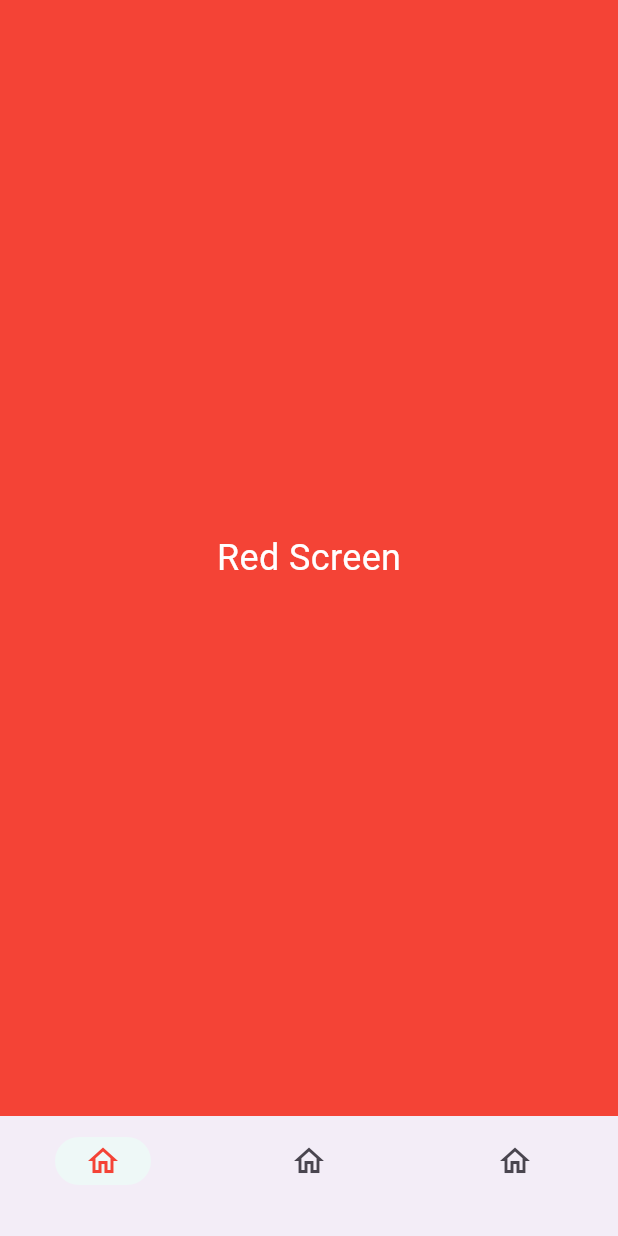
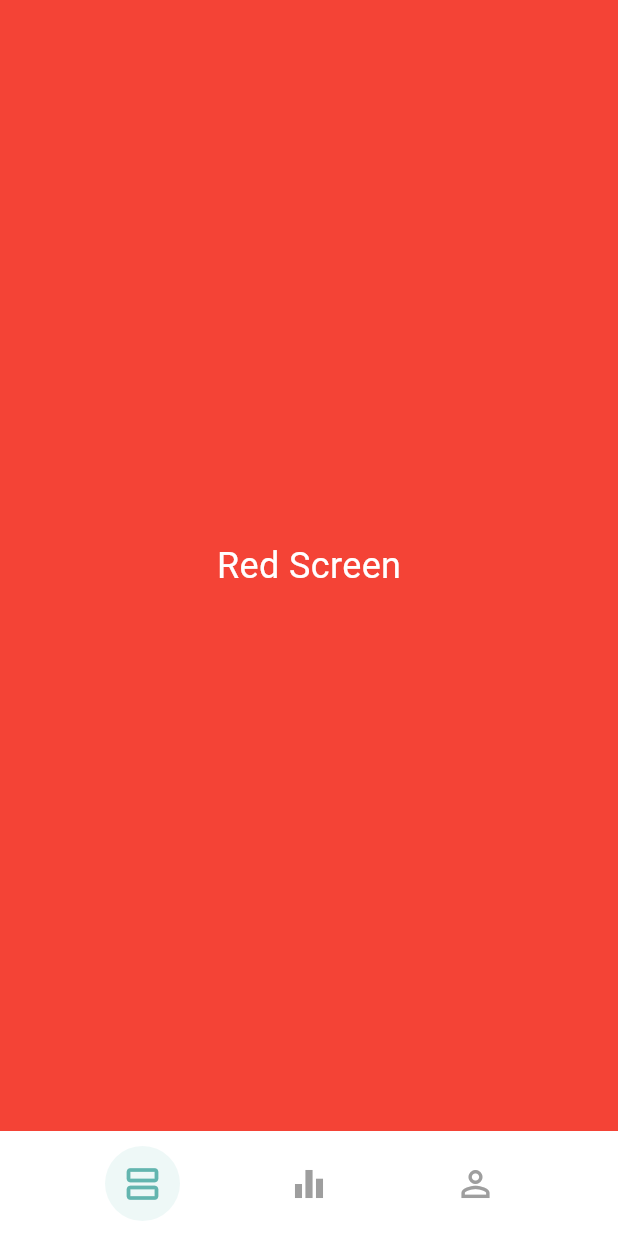
Before and after one commit to FirmianoGit/To-do-tasks-mobile-flutter, a Flutter app: the screen it shows after launch, on a phone screen of 412 x 824 dp. Run offline on Flutter 3.47's test engine with Material 3 defaults, Android fonts, the phone set to English and light mode, and no system bars; our stand-ins replace go_router.

Commit message:
feat: Criada uma bottonNavBar personalizada para o app, o widget nativo tinha restrições na estilização.

```diff
--- a/financy/lib/routing/router.dart
+++ b/financy/lib/routing/router.dart
@@ -1,14 +1,14 @@
 import 'package:financy_app/routing/routes.dart';
 import 'package:financy_app/ui/LoginView/widget/login_screen.dart';
 import 'package:financy_app/ui/WelcomeView/welcome_page.dart';
-import 'package:financy_app/ui/core/Plugins/App_bottom_navigation_bar.dart';
+import 'package:financy_app/ui/core/widgets/App_scaffold.dart';
 import 'package:financy_app/ui/teste/teste.dart';
 import 'package:flutter/material.dart';
 import 'package:go_router/go_router.dart';
 
 final GlobalKey<NavigatorState> _rootNavigatorKey = GlobalKey<NavigatorState>();
 
-const int _transitionDuration = 4000;
+const int _transitionDuration = 800;
 
 // GoRouter configuration
 final router = GoRouter(
@@ -20,7 +20,7 @@ final router = GoRouter(
       builder: (context, state) => const WelcomePage(),
     ),
     GoRoute(
-      path: '/login',
+      path: Routes.login,
       pageBuilder: (BuildContext context, GoRouterState state) {
         return CustomTransitionPage(
           key: state.pageKey,
@@ -37,7 +37,7 @@ final router = GoRouter(
     ),
     StatefulShellRoute.indexedStack(
         builder: (context, state, navigationShell) =>
-            TestScreen(navigationContainer: navigationShell),
+            ScaffoldScreen(navigationContainer: navigationShell),
         branches: [
           StatefulShellBranch(routes: [
             GoRoute(
--- a/financy/lib/ui/core/Plugins/App_bottom_navigation_bar.dart
+++ /dev/null
@@ -1,35 +0,0 @@
-import 'package:financy_app/ui/core/theme/app_colors.dart';
-import 'package:financy_app/ui/teste/teste.dart';
-import 'package:flutter/material.dart';
-import 'package:go_router/go_router.dart';
-
-class TestScreen extends StatelessWidget {
-  const TestScreen({required this.navigationContainer});
-
-  final StatefulNavigationShell navigationContainer;
-
-  @override
-  Widget build(BuildContext context) {
-    return Scaffold(
-      body: navigationContainer,
-      bottomNavigationBar: NavigationBar(
-        selectedIndex: navigationContainer.currentIndex,
-        onDestinationSelected: (index) {
-          navigationContainer.goBranch(index,
-              initialLocation: true);
-        },
-        indicatorColor: AppColors.greenWhite,
-        destinations: destinations
-            .map((destination) => NavigationDestination(
-                  icon: Icon(destination.icon),
-                  label: '',
-                  selectedIcon: Icon(
-                    destination.icon,
-                    color: Colors.red,
-                  ),
-                ))
-            .toList(),
-      ),
-    );
-  }
-}
--- /dev/null
+++ b/financy/lib/ui/core/widgets/App_scaffold.dart
@@ -0,0 +1,31 @@
+import 'package:financy_app/ui/core/widgets/CustomBottomNavigation/bottom_navigation_bar.dart';
+import 'package:flutter/material.dart';
+import 'package:go_router/go_router.dart';
+
+// Tela principal que recebe um NavigationShell do GoRouter
+// e exibe a CustomNavBar como barra de navegação inferior.
+class ScaffoldScreen extends StatelessWidget {
+  const ScaffoldScreen({required this.navigationContainer});
+
+  // Shell de navegação com múltiplas branches, fornecido pelo GoRouter
+  final StatefulNavigationShell navigationContainer;
+
+  @override
+  Widget build(BuildContext context) {
+    return Scaffold(
+      // O corpo da tela será controlado dinamicamente pelo NavigationShell
+      body: navigationContainer,
+
+      // Barra de navegação inferior personalizada
+      bottomNavigationBar: CustomNavBar(
+        // Índice do item atualmente selecionado
+        selectedIndex: navigationContainer.currentIndex,
+
+        // Ao tocar em um item, navega para a branch correspondente
+        onItemTapped: (index) {
+          navigationContainer.goBranch(index, initialLocation: true);
+        },
+      ),
+    );
+  }
+}
--- /dev/null
+++ b/financy/lib/ui/core/widgets/CustomBottomNavigation/bottom_navigation_bar.dart
@@ -0,0 +1,72 @@
+import 'package:flutter/material.dart';
+import 'package:financy_app/ui/core/theme/app_colors.dart';
+
+// CustomNavBar é um widget de barra de navegação inferior personalizada.
+// Ele exibe ícones com destaque animado para o item selecionado.
+class CustomNavBar extends StatelessWidget {
+  // Índice do item atualmente selecionado
+  final int selectedIndex;
+
+  // Função de callback chamada quando um item é tocado
+  final void Function(int) onItemTapped;
+
+  const CustomNavBar({
+    super.key,
+    required this.selectedIndex,
+    required this.onItemTapped,
+  });
+
+  // Lista de ícones que serão exibidos na barra
+  final List<IconData> icons = const [
+    Icons.view_agenda_outlined,
+    Icons.equalizer_outlined,
+    Icons.person_outline,
+  ];
+
+  @override
+  Widget build(BuildContext context) {
+    return Container(
+      height: 70, // Altura da barra inferior
+      color: AppColors.white, // Cor de fundo da barra
+      padding: const EdgeInsets.symmetric(horizontal: 70), // Espaçamento lateral
+      child: Row(
+        mainAxisAlignment: MainAxisAlignment.spaceBetween, // Distribui os ícones igualmente
+        children: List.generate(icons.length, (index) {
+          // Verifica se o item atual está selecionado
+          final bool isSelected = index == selectedIndex;
+
+          return GestureDetector(
+            // Chama o callback com o índice quando o item é tocado
+            onTap: () => onItemTapped(index),
+            child: Stack(
+              alignment: Alignment.center, // Alinha elementos sobrepostos ao centro
+              children: [
+                // Círculo de fundo que aparece somente quando o item está selecionado
+                AnimatedOpacity(
+                  opacity: isSelected ? 1.0 : 0.0, // Mostra ou oculta com transição suave
+                  duration: const Duration(milliseconds: 350), // Duração da animação
+                  child: Container(
+                    width: 50,
+                    height: 50,
+                    decoration: const BoxDecoration(
+                      color: AppColors.greenWhite, // Cor de fundo do círculo
+                      shape: BoxShape.circle, // Formato circular
+                    ),
+                  ),
+                ),
+                // Ícone do item de navegação
+                Icon(
+                  icons[index],
+                  color: isSelected
+                      ? AppColors.greenLightOne // Cor quando selecionado
+                      : Colors.grey, // Cor quando não selecionado
+                  size: 28, // Tamanho do ícone
+                ),
+              ],
+            ),
+          );
+        }),
+      ),
+    );
+  }
+}
--- a/financy/lib/ui/teste/teste.dart
+++ b/financy/lib/ui/teste/teste.dart
@@ -1,18 +1,5 @@
 import 'package:flutter/material.dart';
 
-
-class Destination {
-  const Destination({required this.label, required this.icon});
-
-  final String label;
-  final IconData icon;
-}
-
-const destinations = [
-  Destination(label: 'Home', icon: Icons.home_outlined),
-  Destination(label: 'Home2', icon: Icons.home_outlined),
-  Destination(label: 'Home', icon: Icons.home_outlined),
-];
 
 class RedScreen extends StatelessWidget {
   const RedScreen({super.key});
```
Also changed, not shown: 2 other files.
